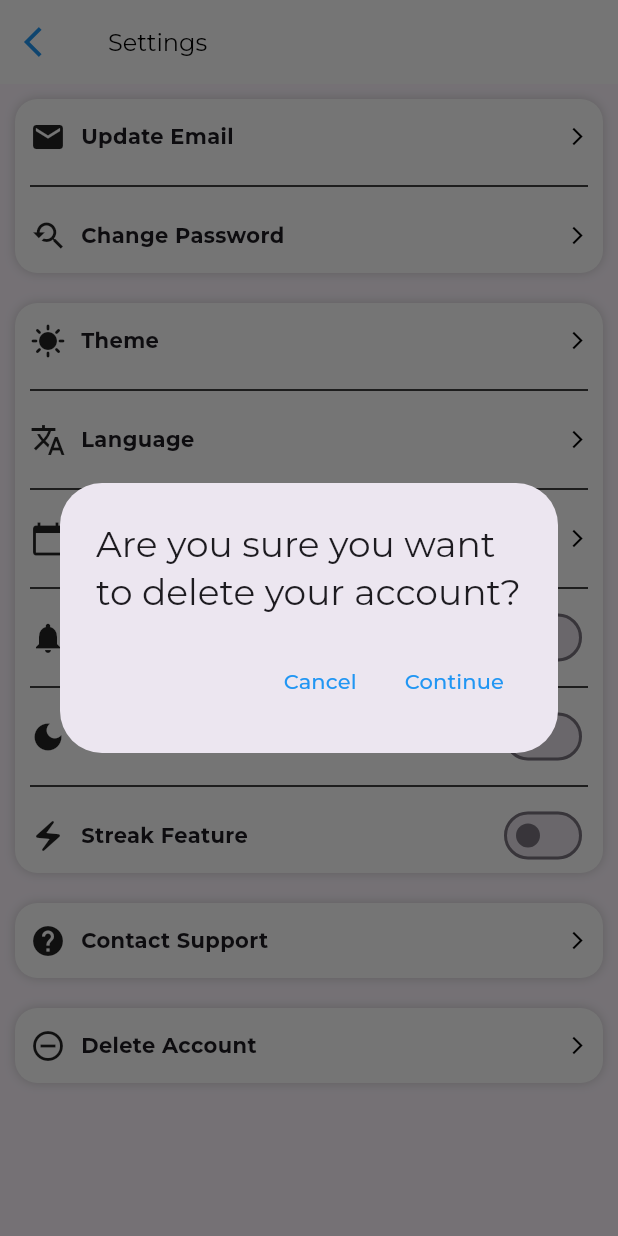
After one commit to izieo/studitivity, a Flutter app: the SettingsView screen opened directly, after a tap on "Delete Account", on a phone screen of 412 x 824 dp. The commit adds this screen. Run offline on Flutter 3.47's test engine with Material 3 defaults, Android fonts, the phone set to English and light mode, and no system bars; our stand-ins replace get, google_fonts; missing offline and left inert: horizontal_week_calendar; network calls fail.

Commit message:
added profile and settings view

```diff
--- /dev/null
+++ b/lib/screens/settings.dart
@@ -0,0 +1,125 @@
+import 'package:flutter/material.dart';
+import 'package:get/get.dart';
+
+class SettingsView extends StatelessWidget {
+  const SettingsView({super.key});
+
+  @override
+  Widget build(BuildContext context) {
+    return Scaffold(
+      appBar: AppBar(
+        backgroundColor: Colors.white,
+        automaticallyImplyLeading: false,
+        leading: IconButton(
+          icon: const Icon(Icons.arrow_back_ios, color: Colors.blue),
+          onPressed: () => Get.back(),
+          color: Colors.black,
+        ),
+        elevation: 0,
+        title: const Text(
+          'Settings',
+          style: TextStyle(color: Colors.black, fontSize: 16.0),
+          textAlign: TextAlign.center,
+        ),
+      ),
+      body: Padding(
+        padding: const EdgeInsets.all(10.0),
+        child: Column(
+          children: [
+            settingsGroup([
+              settingsTile(Icons.email, 'Update Email'),
+              const Divider(color: Colors.black),
+              settingsTile(Icons.youtube_searched_for, 'Change Password'),
+            ]),
+            const SizedBox(height: 20.0),
+            settingsGroup([
+              settingsTile(Icons.sunny, 'Theme'),
+              const Divider(color: Colors.black),
+              settingsTile(Icons.translate, 'Language'),
+              const Divider(color: Colors.black),
+              settingsTile(Icons.calendar_today, 'Import Calendar'),
+              const Divider(color: Colors.black),
+              settingsTile(Icons.notifications, 'Email Notifications', addSwitch: true),
+              const Divider(color: Colors.black),
+              settingsTile(Icons.dark_mode, 'Push Notifications', addSwitch: true),
+              const Divider(color: Colors.black),
+              settingsTile(Icons.electric_bolt, 'Streak Feature', addSwitch: true),
+            ]),
+            const SizedBox(height: 20.0),
+            settingsGroup([
+              settingsTile(Icons.help, 'Contact Support'),
+            ]),
+            const SizedBox(height: 20.0),
+            settingsGroup([
+              InkWell(
+                onTap: () => showDialog(
+                  context: context,
+                  builder: (_) {
+                    return AlertDialog(
+                      title: const Text('Are you sure you want to delete your account?'),
+                      // content: const Text('Dialog Content'),
+                      actions: [
+                        TextButton(
+                          onPressed: Get.back,
+                          child: const Text('Cancel', style: TextStyle(color: Colors.blue)),
+                        ),
+                        TextButton(
+                          onPressed: Get.back,
+                          child: const Text('Continue', style: TextStyle(color: Colors.blue)),
+                        ),
+                      ],
+                    );
+                  },
+                ),
+                child: settingsTile(Icons.do_not_disturb_on_outlined, 'Delete Account'),
+              ),
+            ]),
+          ],
+        ),
+      )
+    );
+  }
+
+  Widget settingsGroup(List<Widget> children) {
+    return Container(
+      decoration: BoxDecoration(
+        borderRadius: BorderRadius.circular(15.0),
+        color: Colors.white,
+        boxShadow: const [
+          BoxShadow(
+            color: Color.fromARGB(122, 158, 158, 158),
+            blurRadius: 5.0,
+          ),
+        ],
+      ),
+      padding: const EdgeInsets.symmetric(
+        horizontal: 10.0,
+      ),
+      child: Column(mainAxisSize: MainAxisSize.min, children: children),
+    );
+  }
+
+  Widget settingsTile(IconData icon, String text, {bool addSwitch = false}) {
+    return SizedBox(
+      height: 50.0,
+      child: Padding(
+        padding: const EdgeInsets.symmetric(vertical: 10.0),
+        child: Row(
+          mainAxisAlignment: MainAxisAlignment.spaceBetween,
+          children: [
+            Row(
+              children: [
+                Icon(icon),
+                const SizedBox(width: 10.0),
+                Text(text, style: const TextStyle(fontWeight: FontWeight.bold)),
+              ],
+            ),
+            addSwitch
+              ? Switch(value: false, onChanged: (value) {})
+              : const Icon(Icons.arrow_forward_ios, size: 14.0, color: Colors.black),
+          ],
+        ),
+      ),
+    );
+  }
+}
--- a/lib/screens/subjects.dart
+++ b/lib/screens/subjects.dart
@@ -22,7 +22,6 @@ class SubjectsView extends StatelessWidget {
               'Edit',
               style: TextStyle(
                 fontSize: 16.0,
-                fontWeight: FontWeight.bold,
                 color: Colors.blue,
               ),
             ),
```
Also changed, not shown: lib/screens/calendar.dart (+10 -6 lines), lib/screens/profile.dart (added, +142 -0 lines).
